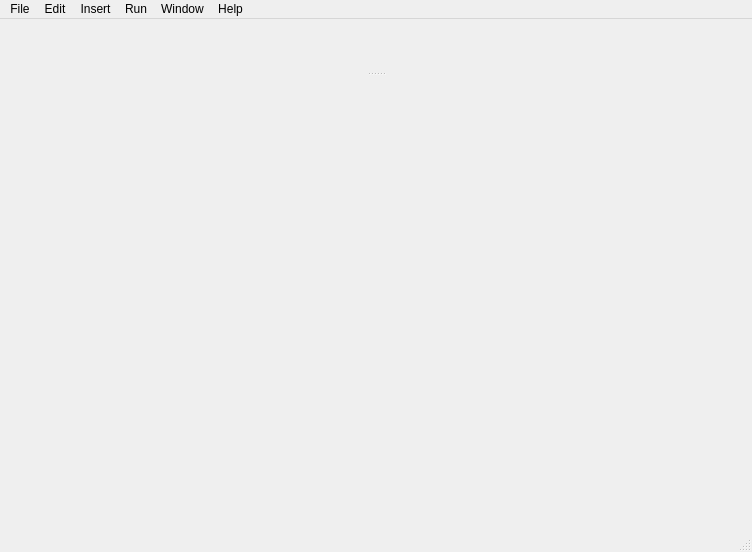
Above: src/plugins/coregui/mainwindow.ui from victor-yacovlev/kumir2 before the change. Below: the same form after it.
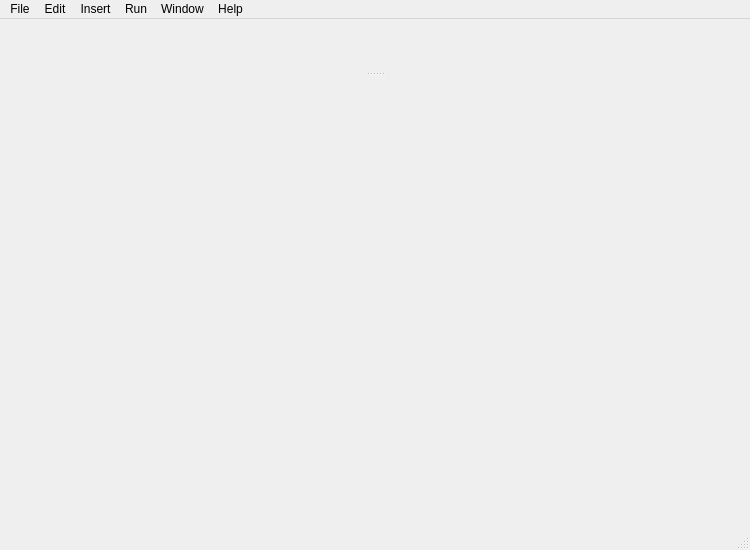
That is the form after the change. Custom widgets are drawn as their Qt base class.

What changed in the file:
```diff
--- a/src/plugins/coregui/mainwindow.ui
+++ b/src/plugins/coregui/mainwindow.ui
@@ -6,8 +6,8 @@
    <rect>
     <x>0</x>
     <y>0</y>
-    <width>752</width>
-    <height>552</height>
+    <width>750</width>
+    <height>550</height>
    </rect>
   </property>
   <property name="windowTitle">
@@ -47,7 +47,7 @@
     <rect>
      <x>0</x>
      <y>0</y>
-     <width>752</width>
+     <width>750</width>
      <height>25</height>
     </rect>
    </property>
```
Left out of the diff: 5 changed lines with no effect on the pictures.
